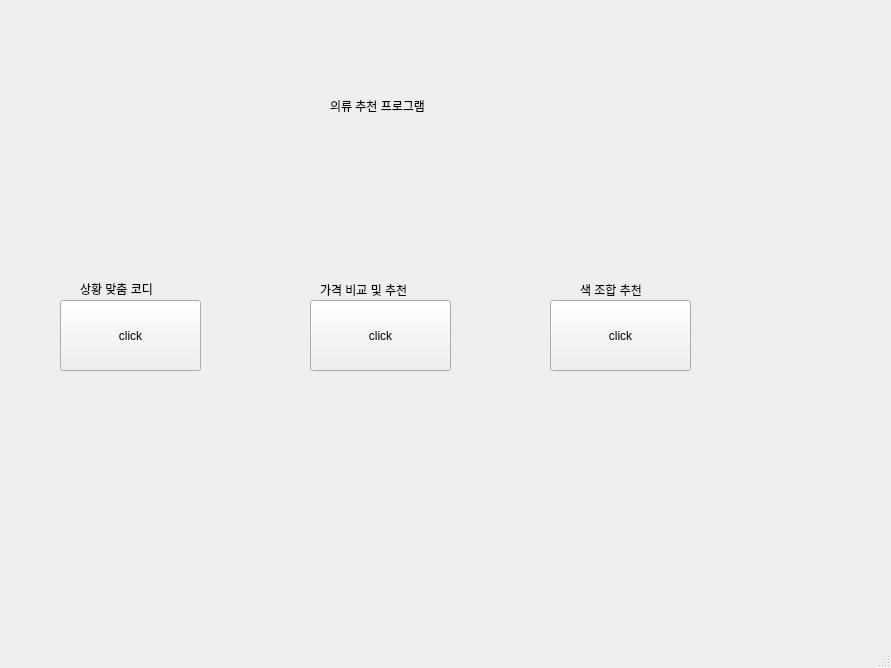
Qt form project_situation/first_window.ui (Bakhyoungwoo/Opensource-destiny-) before a commit.
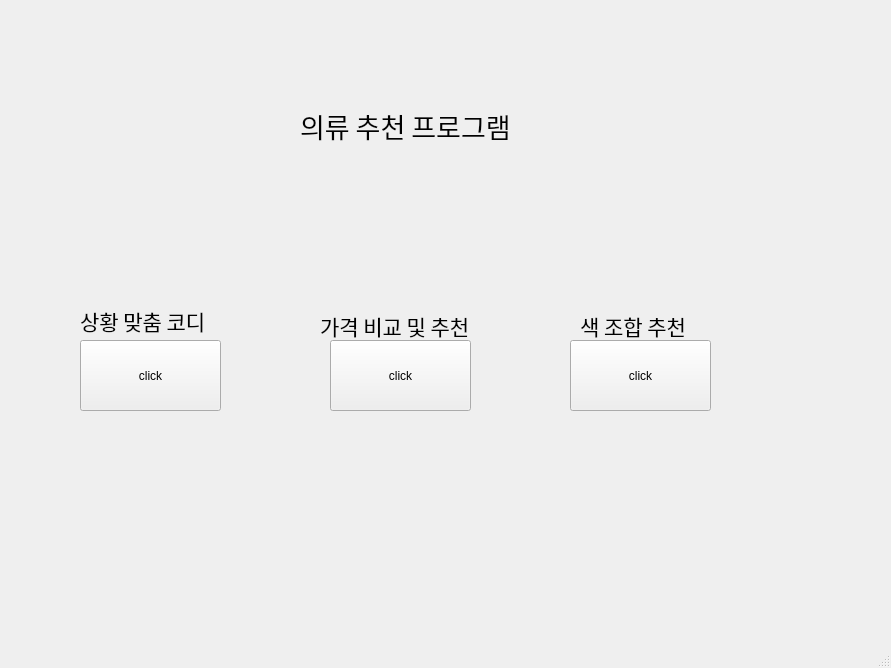
The same form after that commit.

Commit message: first_window_modify8

```diff
--- a/project_situation/first_window.ui
+++ b/project_situation/first_window.ui
@@ -18,11 +18,17 @@
 				<property name="geometry">
 					<rect>
 						<x>80</x>
-						<y>280</y>
-						<width>91</width>
-						<height>18</height>
+						<y>300</y>
+						<width>151</width>
+						<height>41</height>
 					</rect>
 				</property>
+				<property name="font">
+					<font>
+						<family>Agency FB</family>
+						<pointsize>16</pointsize>
+					</font>
+				</property>
 				<property name="text">
 					<string>상황 맞춤 코디</string>
 				</property>
@@ -30,8 +36,8 @@
 			<widget class="QPushButton" name="pushButton_situation">
 				<property name="geometry">
 					<rect>
-						<x>60</x>
-						<y>300</y>
+						<x>80</x>
+						<y>340</y>
 						<width>141</width>
 						<height>71</height>
 					</rect>
@@ -43,8 +49,8 @@
 			<widget class="QPushButton" name="pushButton_price">
 				<property name="geometry">
 					<rect>
-						<x>310</x>
-						<y>300</y>
+						<x>330</x>
+						<y>340</y>
 						<width>141</width>
 						<height>71</height>
 					</rect>
@@ -56,8 +62,8 @@
 			<widget class="QPushButton" name="pushButton_color">
 				<property name="geometry">
 					<rect>
-						<x>550</x>
-						<y>300</y>
+						<x>570</x>
+						<y>340</y>
 						<width>141</width>
 						<height>71</height>
 					</rect>
@@ -70,11 +76,17 @@
 				<property name="geometry">
 					<rect>
 						<x>320</x>
-						<y>280</y>
-						<width>111</width>
-						<height>20</height>
+						<y>310</y>
+						<width>161</width>
+						<height>31</height>
 					</rect>
 				</property>
+				<property name="font">
+					<font>
+						<family>Agency FB</family>
+						<pointsize>16</pointsize>
+					</font>
+				</property>
 				<property name="text">
 					<string>가격 비교 및 추천</string>
 				</property>
@@ -83,11 +95,17 @@
 				<property name="geometry">
 					<rect>
 						<x>580</x>
-						<y>280</y>
-						<width>81</width>
-						<height>20</height>
+						<y>310</y>
+						<width>121</width>
+						<height>31</height>
 					</rect>
 				</property>
+				<property name="font">
+					<font>
+						<family>Agency FB</family>
+						<pointsize>16</pointsize>
+					</font>
+				</property>
 				<property name="text">
 					<string>색 조합 추천</string>
 				</property>
@@ -95,12 +113,18 @@
 			<widget class="QLabel" name="label_4">
 				<property name="geometry">
 					<rect>
-						<x>330</x>
-						<y>60</y>
-						<width>111</width>
+						<x>300</x>
+						<y>80</y>
+						<width>241</width>
 						<height>91</height>
 					</rect>
 				</property>
+				<property name="font">
+					<font>
+						<family>맑은 고딕</family>
+						<pointsize>20</pointsize>
+					</font>
+				</property>
 				<property name="text">
 					<string>의류 추천 프로그램</string>
 				</property>
```
